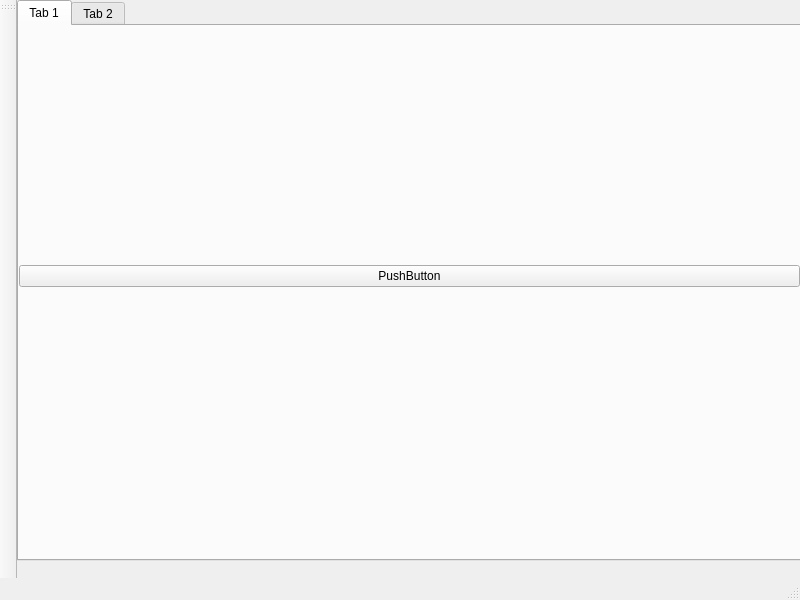
Before: the Qt Designer form Testing_window_designer/Testing_window_designer/mainwindow.ui in lapunik/Qt, drawn with Qt 5.
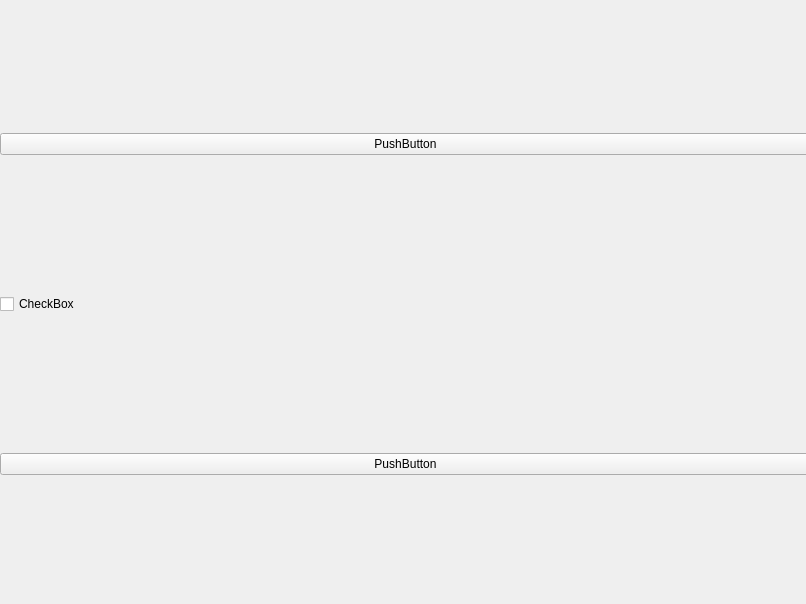
After: the same form once the commit is applied.

```diff
--- a/Testing_window_designer/Testing_window_designer/mainwindow.ui
+++ b/Testing_window_designer/Testing_window_designer/mainwindow.ui
@@ -6,34 +6,21 @@
    <rect>
     <x>0</x>
     <y>0</y>
-    <width>800</width>
-    <height>600</height>
+    <width>806</width>
+    <height>604</height>
    </rect>
   </property>
   <property name="windowTitle">
    <string>MainWindow</string>
   </property>
   <widget class="QWidget" name="centralwidget">
-   <widget class="QTabWidget" name="tabWidget">
-    <property name="geometry">
-     <rect>
-      <x>0</x>
-      <y>0</y>
-      <width>791</width>
-      <height>561</height>
-     </rect>
-    </property>
-    <widget class="QWidget" name="tab">
-     <attribute name="title">
-      <string>Tab 1</string>
-     </attribute>
      <widget class="QWidget" name="verticalLayoutWidget">
       <property name="geometry">
        <rect>
         <x>0</x>
         <y>0</y>
-        <width>781</width>
-        <height>501</height>
+      <width>811</width>
+      <height>611</height>
        </rect>
       </property>
       <layout class="QVBoxLayout" name="verticalLayout">
@@ -44,37 +31,37 @@
          </property>
         </widget>
        </item>
-      </layout>
-     </widget>
-    </widget>
-    <widget class="QWidget" name="tab_2">
-     <attribute name="title">
-      <string>Tab 2</string>
-     </attribute>
-    </widget>
-   </widget>
-  </widget>
-  <widget class="QMenuBar" name="menubar">
-   <property name="geometry">
-    <rect>
-     <x>0</x>
-     <y>0</y>
-     <width>800</width>
-     <height>21</height>
-    </rect>
-   </property>
-  </widget>
-  <widget class="QStatusBar" name="statusbar"/>
-  <widget class="QToolBar" name="toolBar">
-   <property name="windowTitle">
-    <string>toolBar</string>
-   </property>
-   <attribute name="toolBarArea">
-    <enum>LeftToolBarArea</enum>
-   </attribute>
-   <attribute name="toolBarBreak">
+     <item>
+      <widget class="QCheckBox" name="checkBox">
+       <property name="sizePolicy">
+        <sizepolicy hsizetype="Preferred" vsizetype="Fixed">
+         <horstretch>0</horstretch>
+         <verstretch>0</verstretch>
+        </sizepolicy>
+       </property>
+       <property name="layoutDirection">
+        <enum>Qt::LeftToRight</enum>
+       </property>
+       <property name="text">
+        <string>CheckBox</string>
+       </property>
+       <property name="checkable">
+        <bool>true</bool>
+       </property>
+       <property name="tristate">
     <bool>false</bool>
-   </attribute>
+       </property>
+      </widget>
+     </item>
+     <item>
+      <widget class="QPushButton" name="pushButton_2">
+       <property name="text">
+        <string>PushButton</string>
+       </property>
+      </widget>
+     </item>
+    </layout>
+   </widget>
   </widget>
  </widget>
  <resources/>
```
Lines whose indentation alone changed are shown as unchanged.
